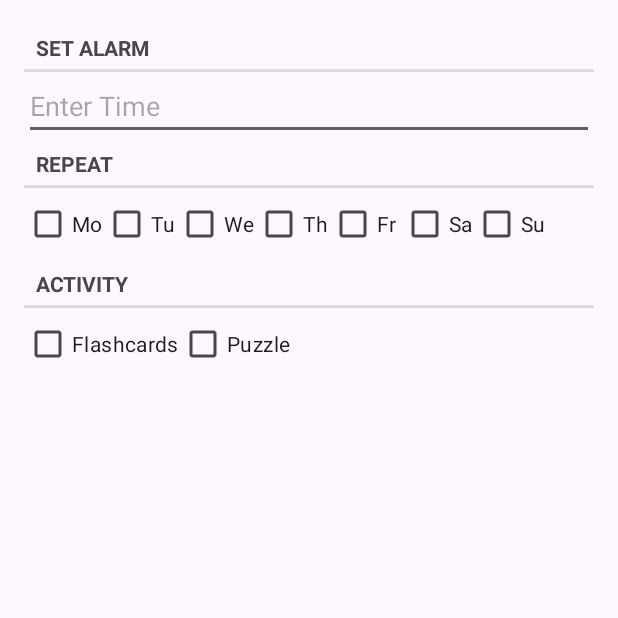
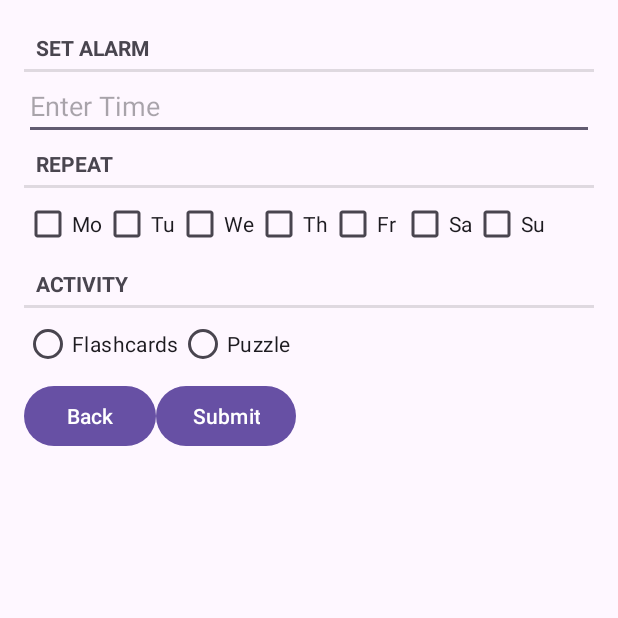
Before and after one commit to cduong2/puzzle-alarm, an Android app: the fragment AlarmFragment shown on its own in the app's theme, on a phone screen of 412 x 824 dp, the top half of it. Run offline under Robolectric (Android 15) with nearby library versions, the phone set to English and light mode, and no system bars.

Commit message:
updated the alarm form, but the app still crashes when trying to select date

```diff
--- a/ZooAlarm/app/src/main/java/com/example/zooalarm/AlarmFragment.java
+++ b/ZooAlarm/app/src/main/java/com/example/zooalarm/AlarmFragment.java
@@ -1,15 +1,18 @@
 package com.example.zooalarm;
 
-
+import android.content.Intent;
 import android.os.Bundle;
 import android.text.Editable;
 import android.text.TextWatcher;
 import android.view.LayoutInflater;
 import android.view.View;
 import android.view.ViewGroup;
+import android.widget.Button;
 import android.widget.CheckBox;
 import android.widget.CompoundButton;
 import android.widget.EditText;
+import android.widget.RadioButton;
+import android.widget.RadioGroup;
 
 import androidx.annotation.NonNull;
 import androidx.annotation.Nullable;
@@ -18,24 +21,25 @@ import androidx.fragment.app.Fragment;
 import java.util.ArrayList;
 import java.util.List;
 
-public class AlarmFragment extends Fragment{
+public class AlarmFragment extends Fragment {
     private Alarm mAlarm;
     private EditText mAlarmField;
     private List<CheckBox> mDayCheckboxes;
-    private CheckBox mIsFlashcards;
-    private CheckBox mIsWordPuzzle;
+    private RadioGroup mActivityRadioGroup;
+    private Button mBackButton;
+
+
     @Override
     public void onCreate(@Nullable Bundle savedInstanceState) {
         super.onCreate(savedInstanceState);
-        mAlarm =new Alarm();
+        mAlarm = new Alarm();
     }
 
     @Override
     public View onCreateView(LayoutInflater inflater, ViewGroup container, Bundle savedInstanceState) {
         View v = inflater.inflate(R.layout.fragment_alarm, container, false);
-        mAlarmField = (EditText) v.findViewById(R.id.alarm_time);
-        mIsFlashcards = v.findViewById(R.id.is_flashcards);
-        mIsWordPuzzle = v.findViewById(R.id.is_word_puzzle);
+        mAlarmField = v.findViewById(R.id.alarm_time);
+
         mDayCheckboxes = new ArrayList<>();
         mDayCheckboxes.add((CheckBox) v.findViewById(R.id.is_mon));
         mDayCheckboxes.add((CheckBox) v.findViewById(R.id.is_tue));
@@ -44,53 +48,61 @@ public class AlarmFragment extends Fragment{
         mDayCheckboxes.add((CheckBox) v.findViewById(R.id.is_fri));
         mDayCheckboxes.add((CheckBox) v.findViewById(R.id.is_sat));
         mDayCheckboxes.add((CheckBox) v.findViewById(R.id.is_sun));
+
+        // Set up listeners for day checkboxes
+        for (CheckBox checkBox : mDayCheckboxes) {
+            if (checkBox != null) { // Check for null
+                checkBox.setOnCheckedChangeListener(new CompoundButton.OnCheckedChangeListener() {
+                    @Override
+                    public void onCheckedChanged(CompoundButton buttonView, boolean isChecked) {
+                        if (mAlarm != null) { // Check for null
+                            mAlarm.updateDays(checkBox.getText().toString());
+                        }
+                    }
+                });
+            }
+        }
+
+        // Initialize radio group for activity selection
+        mActivityRadioGroup = v.findViewById(R.id.activity_radio_group);
+        // Set up listener for the radio group (activity selection)
+        mActivityRadioGroup.setOnCheckedChangeListener(new RadioGroup.OnCheckedChangeListener() {
+            @Override
+            public void onCheckedChanged(RadioGroup group, int checkedId) {
+                if (checkedId == R.id.is_flashcards) {
+                    mAlarm.setActivity("Flashcards");
+                } else if (checkedId == R.id.is_word_puzzle) {
+                    mAlarm.setActivity("Word Puzzle");
+                }
+            }
+        });
+
+        // Set up listener for the alarm time EditText
         mAlarmField.addTextChangedListener(new TextWatcher() {
             @Override
-            public void beforeTextChanged(
-                    CharSequence s, int start, int count, int after) {
+            public void beforeTextChanged(CharSequence s, int start, int count, int after) {
                 // This space intentionally left blank
             }
+
             @Override
-            public void onTextChanged(
-                    CharSequence s, int start, int before, int count) {
+            public void onTextChanged(CharSequence s, int start, int before, int count) {
                 mAlarm.setTime(s.toString());
             }
+
             @Override
             public void afterTextChanged(Editable s) {
                 // This one too
             }
         });
-        // Set up listeners for day checkboxes
-        for (CheckBox checkBox : mDayCheckboxes) {
-            checkBox.setOnCheckedChangeListener(new CompoundButton.OnCheckedChangeListener() {
-                @Override
-                public void onCheckedChanged(CompoundButton buttonView, boolean isChecked) {
-                    updateDays();
-                }
-            });
-        }
-        mIsFlashcards.setOnCheckedChangeListener(new CompoundButton.OnCheckedChangeListener() {
+        mBackButton = v.findViewById(R.id.home_button);
+        mBackButton.setOnClickListener(new View.OnClickListener() {
             @Override
-            public void onCheckedChanged(CompoundButton buttonView, boolean isChecked) {
-                mAlarm.setActivity("Flashcards");
-            }
-        });
-
-        mIsWordPuzzle.setOnCheckedChangeListener(new CompoundButton.OnCheckedChangeListener() {
-            @Override
-            public void onCheckedChanged(CompoundButton buttonView, boolean isChecked) {
-                mAlarm.setActivity("Puzzle");
+            public void onClick(View v) {
+                startActivity(new Intent(getActivity(), MainActivity.class));
             }
         });
 
         return v;
     }
-    private void updateDays() {
-        for (CheckBox checkBox : mDayCheckboxes) {
-            if (checkBox.isChecked()) {
-                // Add the day to the mDays property
-                mAlarm.updateDays(checkBox.getText().toString());
-            }
-        }
-    }
+
 }
--- a/ZooAlarm/app/src/main/res/layout/fragment_alarm.xml
+++ b/ZooAlarm/app/src/main/res/layout/fragment_alarm.xml
@@ -61,19 +61,40 @@
         android:layout_width="match_parent"
         android:layout_height="wrap_content"
         android:text="Activity"/>
+    <RadioGroup
+        android:id="@+id/activity_radio_group"
+        android:layout_width="wrap_content"
+        android:layout_height="wrap_content"
+        android:orientation="horizontal">
+
+        <RadioButton
+            android:id="@+id/is_flashcards"
+            android:layout_width="wrap_content"
+            android:layout_height="wrap_content"
+            android:text="Flashcards"/>
+
+        <RadioButton
+            android:id="@+id/is_word_puzzle"
+            android:layout_width="wrap_content"
+            android:layout_height="wrap_content"
+            android:text="Puzzle"/>
+    </RadioGroup>
     <LinearLayout
         android:layout_width="wrap_content"
         android:layout_height="wrap_content"
         android:orientation="horizontal">
-        <CheckBox
-            android:id="@+id/is_flashcards"
-            android:layout_width="match_parent"
+        <Button
+            android:id="@+id/home_button"
+            android:layout_width="wrap_content"
             android:layout_height="wrap_content"
-            android:text="Flashcards"/>
-        <CheckBox
-            android:id="@+id/is_word_puzzle"
-            android:layout_width="match_parent"
+            android:layout_gravity="bottom"
+            android:text="@string/home_button" />
+        <Button
+            android:id="@+id/submit_button"
+            android:layout_width="wrap_content"
             android:layout_height="wrap_content"
-            android:text="Puzzle"/>
+            android:layout_gravity="right"
+            android:text="Submit" />
     </LinearLayout>
+
 </LinearLayout>
```
Also changed, not shown: ZooAlarm/app/src/main/java/com/example/zooalarm/AlarmCreateActivity.java (+9 -8 lines), ZooAlarm/app/src/main/res/layout/activity_alarm.xml (line endings or trailing spaces).
